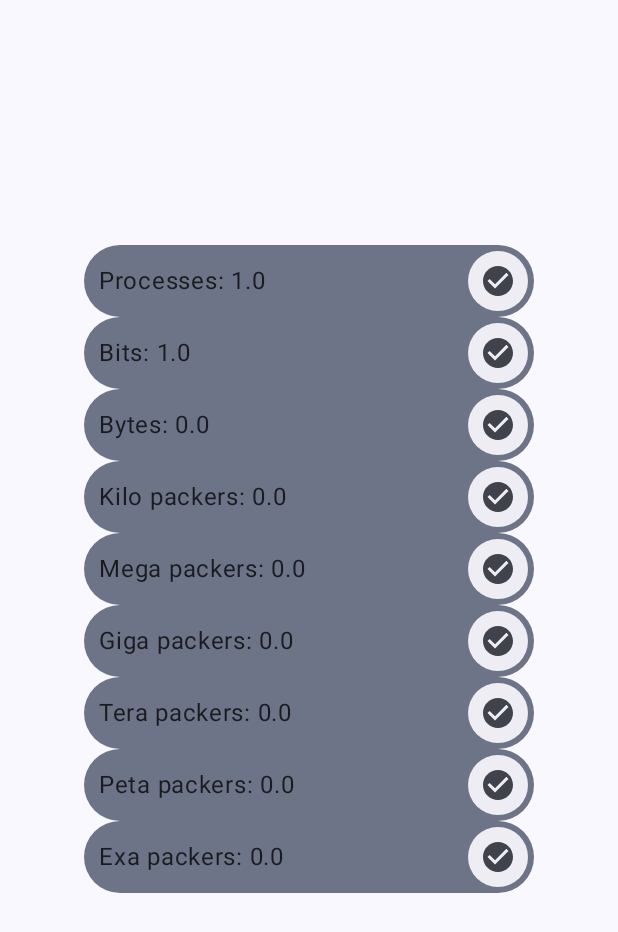
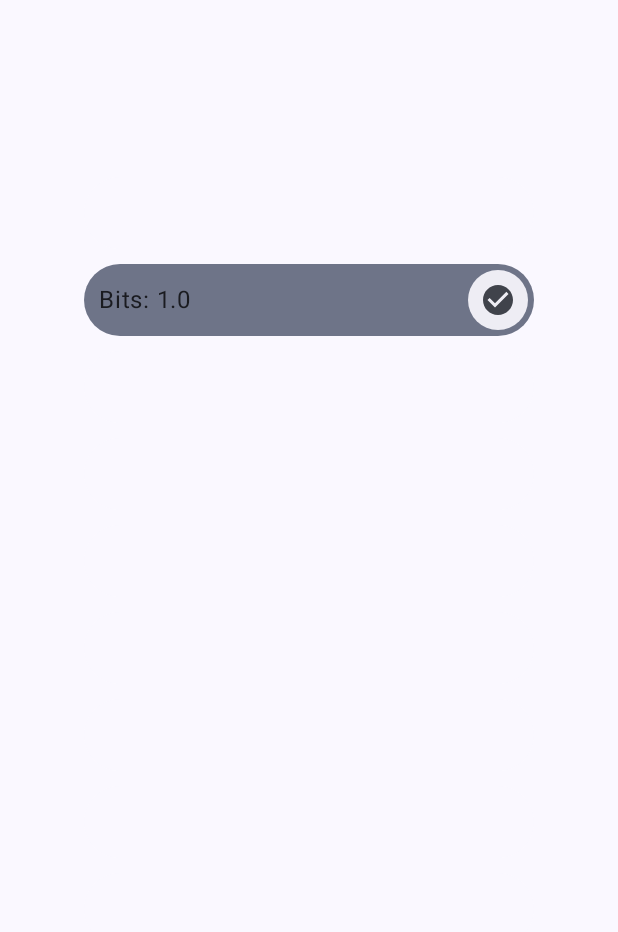
Before and after one commit to NydusBorn/Server-Load, an Android app built with Jetpack Compose: the BuildingScreen screen opened through its navigation route, on a phone screen of 412 x 824 dp. Shown: the top 932 px of the screen. Run offline under Robolectric (Android 15) with nearby library versions, the light colour scheme and no system bars.

Commit message:
screens done

```diff
--- a/Android/app/src/main/java/com/nydus/example/server_load_android/Models.kt
+++ b/Android/app/src/main/java/com/nydus/example/server_load_android/Models.kt
@@ -13,5 +13,17 @@ data class navItem(
 data class Building(
     var label: String,
     val checkNum: Int,
-    val reference: MutableFloatState
+    val reference: MutableFloatState,
+    val overflowRequirement: Int,
+    val valueRequirement: Float,
+    val requirementReference: MutableFloatState
 )
+
+data class Research(
+    var label: String,
+    val checkNum: Int,
+    val reference: MutableFloatState,
+    val overflowRequirement: Int,
+    val valueRequirement: Float,
+    val requirementReference: MutableFloatState
+)
--- a/Android/app/src/main/java/com/nydus/example/server_load_android/Screens/BuildingScreen.kt
+++ b/Android/app/src/main/java/com/nydus/example/server_load_android/Screens/BuildingScreen.kt
@@ -7,8 +7,11 @@ import androidx.compose.foundation.layout.Arrangement
 import androidx.compose.foundation.layout.Box
 import androidx.compose.foundation.layout.Column
 import androidx.compose.foundation.layout.Row
+import androidx.compose.foundation.layout.Spacer
 import androidx.compose.foundation.layout.fillMaxSize
+import androidx.compose.foundation.layout.height
 import androidx.compose.foundation.layout.offset
+import androidx.compose.foundation.layout.padding
 import androidx.compose.foundation.layout.width
 import androidx.compose.foundation.shape.CircleShape
 import androidx.compose.foundation.shape.RoundedCornerShape
@@ -23,10 +26,12 @@ import androidx.compose.runtime.Composable
 import androidx.compose.runtime.LaunchedEffect
 import androidx.compose.ui.Alignment
 import androidx.compose.ui.Modifier
+import androidx.compose.ui.draw.alpha
 import androidx.compose.ui.draw.clip
 import androidx.compose.ui.graphics.vector.ImageVector
 import androidx.compose.ui.modifier.modifierLocalMapOf
 import androidx.compose.ui.platform.LocalLifecycleOwner
+import androidx.compose.ui.tooling.preview.Preview
 import androidx.compose.ui.unit.Dp
 import com.nydus.example.server_load_android.Constants
 import com.nydus.example.server_load_android.GameState
@@ -45,6 +50,7 @@ fun BuildingScreen() {
             )
         )
     }
+    Box(Modifier.fillMaxSize()){
         Column(
             verticalArrangement = Arrangement.Center,
             horizontalAlignment = Alignment.CenterHorizontally,
@@ -58,7 +64,7 @@ fun BuildingScreen() {
                         .clip(
                             CircleShape
                         )
-                    .background(MaterialTheme.colorScheme.secondaryContainer)
+                        .background(if (GameState.Overflows.intValue >= it.overflowRequirement && it.requirementReference.floatValue >= it.valueRequirement) MaterialTheme.colorScheme.secondaryContainer else MaterialTheme.colorScheme.background).alpha(if (GameState.Overflows.intValue >= it.overflowRequirement && it.requirementReference.floatValue >= it.valueRequirement) 1f else 0f)
                 ) {
                     Text(
                         text = "${it.label}: ${it.reference.floatValue}",
@@ -69,6 +75,7 @@ fun BuildingScreen() {
                     FilledIconToggleButton(
                         checked = GameState.FocusedBuilding.intValue == localBuild,
                         modifier = Modifier.align(Alignment.CenterEnd),
+                        enabled = GameState.Overflows.intValue >= it.overflowRequirement && it.requirementReference.floatValue >= it.valueRequirement,
                         onCheckedChange = {
                             GameState.FocusedBuilding.intValue = localBuild
                             GameState.FocusBuildingRequestInProgress = true
@@ -77,7 +84,39 @@ fun BuildingScreen() {
                         Icon(imageVector = Icons.Default.CheckCircle, contentDescription = "check")
                     }
                 }
+                Spacer(modifier = Modifier.height(Dp(10f)))
+            }
+        }
+        Column (
+            verticalArrangement = Arrangement.Bottom,
+            horizontalAlignment = Alignment.CenterHorizontally,
+            modifier = Modifier.fillMaxSize()
+        ){
+            Button(
+                enabled = showOverflowButtonCondtition(GameState.Overflows.intValue),
+                modifier = Modifier.alpha(if (showOverflowButtonCondtition(GameState.Overflows.intValue)) 1f else 0f),
+                onClick = {
+                    GameState.OverflowRequestInProgress = true
+                    GameState.requestQueue.add(ServerRequest(ServerRequestType.overflow, Instant.now(), GameState::overflow))
+                }) {
+                Text(text = "Overflow")
+            }
+            Spacer(modifier = Modifier
+                .height(Dp(20f)))
         }
 
     }
 }
+
+fun showOverflowButtonCondtition(overflowCount:Int):Boolean{
+    when(overflowCount){
+        0 -> if (GameState.Building_Bits.floatValue >= 8f) return true
+        1 -> if (GameState.Building_Bytes.floatValue >= 1024f) return true
+        2 -> if (GameState.Building_Kilo.floatValue >= 1024f) return true
+        3 -> if (GameState.Building_Mega.floatValue >= 1024f) return true
+        4 -> if (GameState.Building_Giga.floatValue >= 1024f) return true
+        5 -> if (GameState.Building_Tera.floatValue >= 1024f) return true
+        6 -> if (GameState.Building_Peta.floatValue >= 1024f) return true
+    }
+    return false
+}
--- a/Android/app/src/main/java/com/nydus/example/server_load_android/Screens/InstanceScreen.kt
+++ b/Android/app/src/main/java/com/nydus/example/server_load_android/Screens/InstanceScreen.kt
@@ -140,7 +140,7 @@ fun InstanceScreen() {
             onValueChange = { instance_port = it },
             placeholder = { Text(text = "Instance listen port") })
         Button(onClick = {
-            val lastInstance = "${instance_ip}:${instance_port}".split(":")
+            val lastInstance = "${instance_ip.replace(" ", "")}:${instance_port.replace(" ", "")}".split(":")
             GlobalScope.async {
                 try {
                     val socket = Socket()
```
Also changed, not shown: Android/app/src/main/java/com/nydus/example/server_load_android/Constants.kt (+31 -9 lines), Android/app/src/main/java/com/nydus/example/server_load_android/NetRequest.kt (+18 -18 lines), Android/app/src/main/java/com/nydus/example/server_load_android/Screens/PriorityScreen.kt (+7 -3 lines), Android/app/src/main/java/com/nydus/example/server_load_android/Screens/ResearchScreen.kt (+53 -2 lines). Lines whose indentation alone changed are shown as unchanged.
